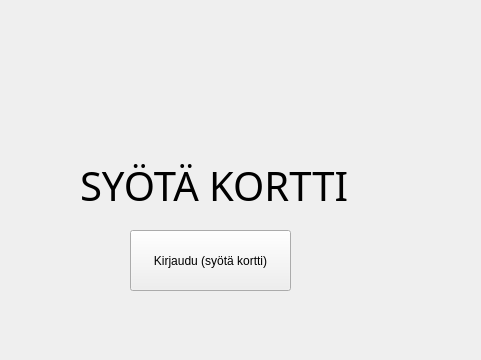
First picture: the form in Pankkimaatti/mainwindow.ui, repository vsuusi/BankSimul, before the edit; both pictures show x 120 to 601 and y 0 to 360 of the 700 by 500 pixel window.
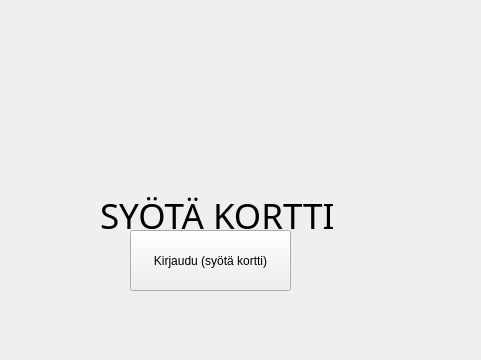
Second picture: the form after the edit.

What changed in the file:
```diff
--- a/Pankkimaatti/mainwindow.ui
+++ b/Pankkimaatti/mainwindow.ui
@@ -20,8 +20,8 @@
    <widget class="QLabel" name="label">
     <property name="geometry">
      <rect>
-      <x>200</x>
-      <y>150</y>
+      <x>220</x>
+      <y>180</y>
       <width>301</width>
       <height>71</height>
      </rect>
@@ -29,7 +29,7 @@
     <property name="font">
      <font>
       <family>Modern No. 20</family>
-      <pointsize>30</pointsize>
+      <pointsize>26</pointsize>
      </font>
     </property>
     <property name="styleSheet">
@@ -38,6 +38,9 @@
     <property name="text">
      <string>SYÖTÄ KORTTI</string>
     </property>
+    <property name="margin">
+     <number>0</number>
+    </property>
    </widget>
    <widget class="QPushButton" name="btn_syotakortti">
     <property name="geometry">
```
Left out of the diff: 2 changed lines with no effect on the pictures.
